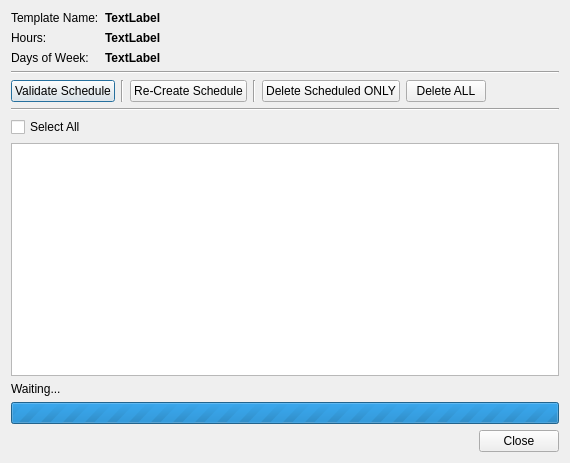
This is schedule_summary.ui in pgathogo/auto-scheduler as Qt 5 draws it before an edit. The edited form follows.
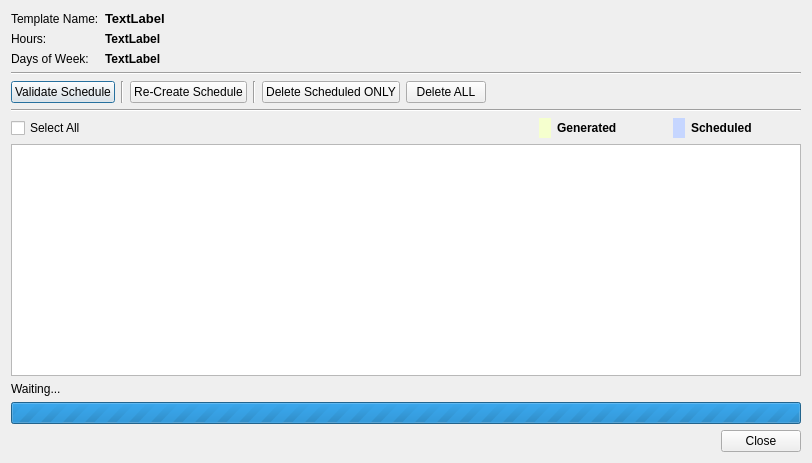
This is the edited form.

Commit message:
ScheduleValidator: Perform schedule item validation per hour
Thi patch adds two key functionality:

1. Schedule validator now shows items count per template hour. User
   can now see individual hours within a template with hours that
   don't match.

2. You can now generate schedule for an individual hour.

What changed in the file:
```diff
--- a/schedule_summary.ui
+++ b/schedule_summary.ui
@@ -6,13 +6,13 @@
    <rect>
     <x>0</x>
     <y>0</y>
-    <width>570</width>
+    <width>812</width>
     <height>463</height>
    </rect>
   </property>
   <property name="maximumSize">
    <size>
-    <width>570</width>
+    <width>16777215</width>
     <height>16777215</height>
    </size>
   </property>
@@ -33,6 +33,7 @@
       <widget class="QLabel" name="lblTemplateName">
        <property name="font">
         <font>
+         <pointsize>10</pointsize>
          <weight>75</weight>
          <bold>true</bold>
         </font>
@@ -158,11 +159,76 @@
     </widget>
    </item>
    <item>
-    <widget class="QCheckBox" name="cbSelectAll">
-     <property name="text">
-      <string>Select All</string>
-     </property>
-    </widget>
+    <layout class="QHBoxLayout" name="horizontalLayout_5" stretch="0,70,20,20">
+     <item>
+      <widget class="QCheckBox" name="cbSelectAll">
+       <property name="text">
+        <string>Select All</string>
+       </property>
+      </widget>
+     </item>
+     <item>
+      <spacer name="horizontalSpacer_3">
+       <property name="orientation">
+        <enum>Qt::Horizontal</enum>
+       </property>
+       <property name="sizeHint" stdset="0">
+        <size>
+         <width>60</width>
+         <height>20</height>
+        </size>
+       </property>
+      </spacer>
+     </item>
+     <item>
+      <layout class="QHBoxLayout" name="horizontalLayout_4" stretch="10,90">
+       <item>
+        <widget class="QWidget" name="widget" native="true">
+         <property name="styleSheet">
+          <string notr="true">background-color: rgb(245, 255, 206);</string>
+         </property>
+        </widget>
+       </item>
+       <item>
+        <widget class="QLabel" name="label_4">
+         <property name="font">
+          <font>
+           <weight>75</weight>
+           <bold>true</bold>
+          </font>
+         </property>
+         <property name="text">
+          <string>Generated</string>
+         </property>
+        </widget>
+       </item>
+      </layout>
+     </item>
+     <item>
+      <layout class="QHBoxLayout" name="horizontalLayout_3" stretch="10,90">
+       <item>
+        <widget class="QWidget" name="widget_2" native="true">
+         <property name="styleSheet">
+          <string notr="true">background-color: rgb(198, 214, 255);</string>
+         </property>
+        </widget>
+       </item>
+       <item>
+        <widget class="QLabel" name="label_5">
+         <property name="font">
+          <font>
+           <weight>75</weight>
+           <bold>true</bold>
+          </font>
+         </property>
+         <property name="text">
+          <string>Scheduled</string>
+         </property>
+        </widget>
+       </item>
+      </layout>
+     </item>
+    </layout>
    </item>
    <item>
     <widget class="QTableWidget" name="twSummary">
```
The commit also changes 3 other files.
